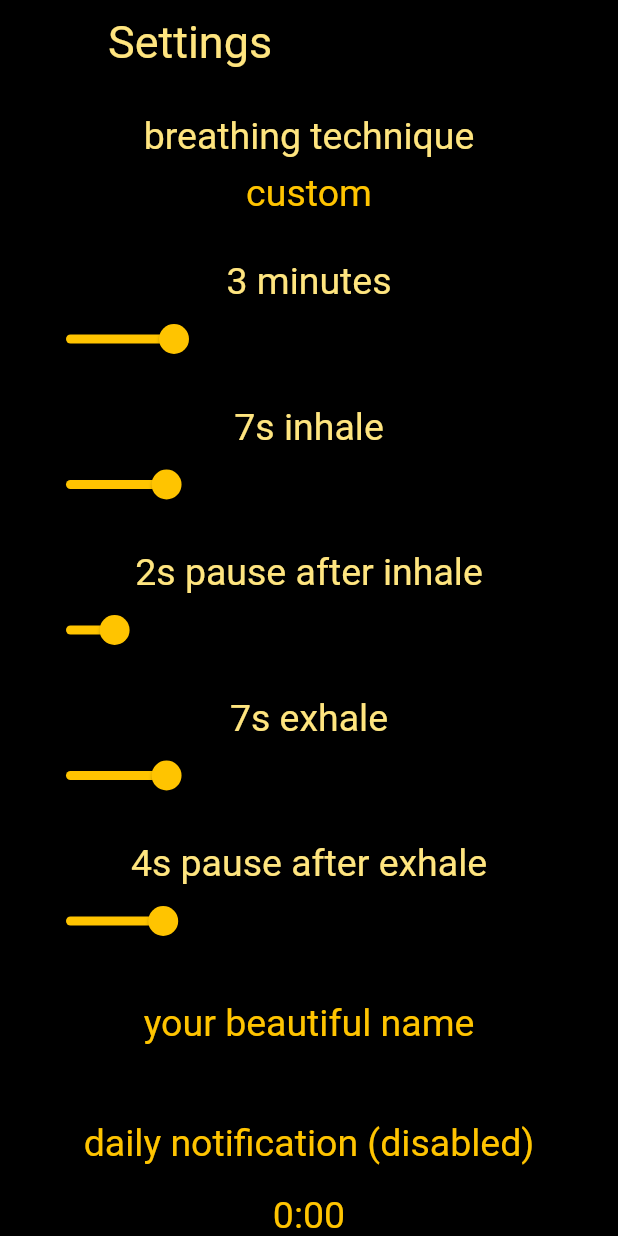
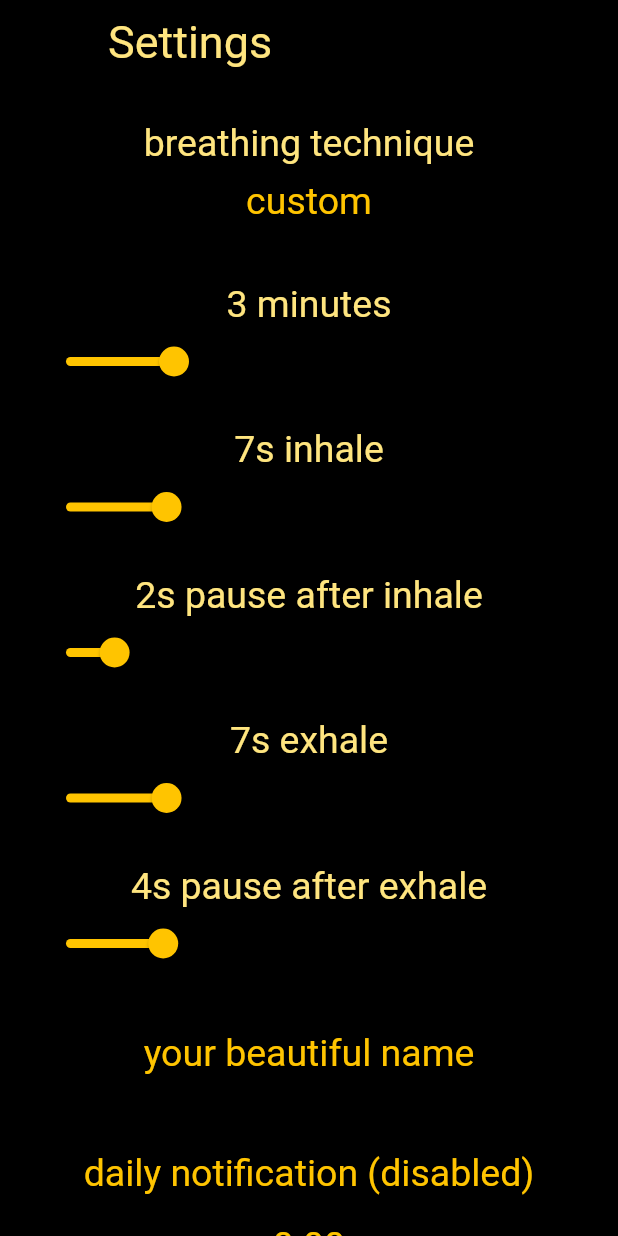
Before and after one commit to geekmiester/breathe, a Flutter app: the Settings screen opened directly, on a phone screen of 412 x 824 dp. Run offline on Flutter 3.47's test engine with Material 2 defaults, Android fonts, the phone set to English and light mode, and no system bars; our stand-ins replace audioplayers, flushbar, flutter_local_notifications, shared_preferences; accounts and stored records are empty.

Commit message:
optical improvement

```diff
--- a/lib/settings.dart
+++ b/lib/settings.dart
@@ -121,7 +121,7 @@ class _Settings extends State<SettingsState> {
         padding: EdgeInsets.symmetric(horizontal: 20),
         child: ListView(
           children: <Widget>[
-            Padding(padding: EdgeInsets.only(top: 20)),
+            Padding(padding: EdgeInsets.only(top: 25)),
             Text('breathing technique',
                 textAlign: TextAlign.center,
                 style: TextStyle(
@@ -145,7 +145,7 @@ class _Settings extends State<SettingsState> {
                       fontWeight: fontWeight,
                       color: secondaryColor)),
             ),
-            Padding(padding: EdgeInsets.only(top: 20)),
+            Padding(padding: EdgeInsets.only(top: 30)),
             Text(duration.toString() + ' minutes',
                 textAlign: TextAlign.center,
                 style: TextStyle(
@@ -232,7 +232,7 @@ class _Settings extends State<SettingsState> {
                   exhalePause = newValue.toInt();
                   updateBreathingInterval('exhalePause');
                 }),
-            Padding(padding: EdgeInsets.only(top: 20)),
+            Padding(padding: EdgeInsets.only(top: 25)),
             TextField(
               cursorColor: secondaryColor,
               keyboardAppearance: Brightness.dark,
```
